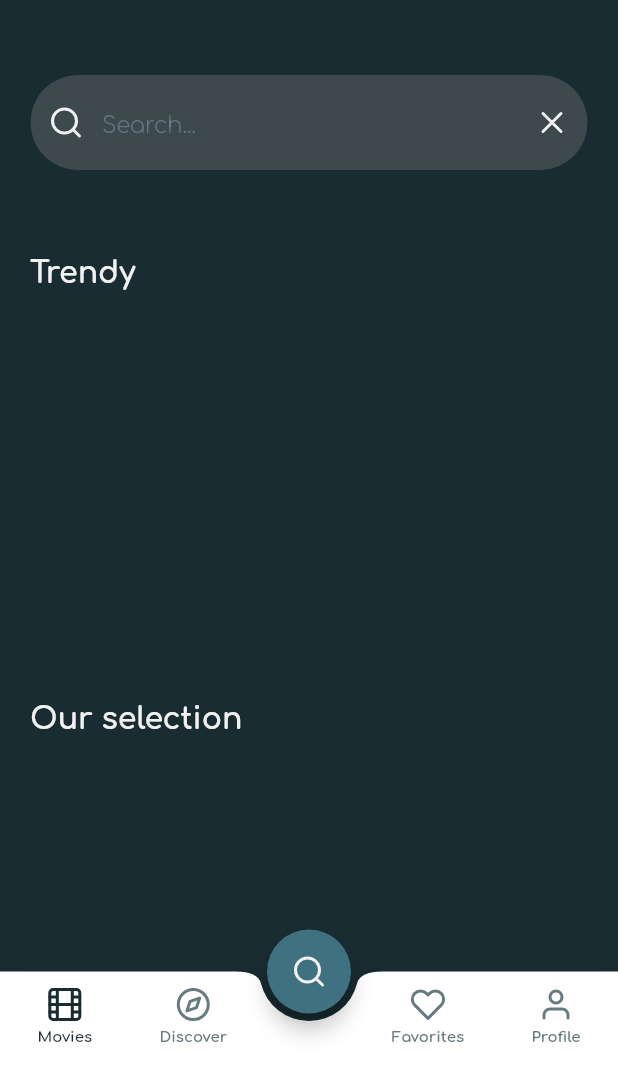
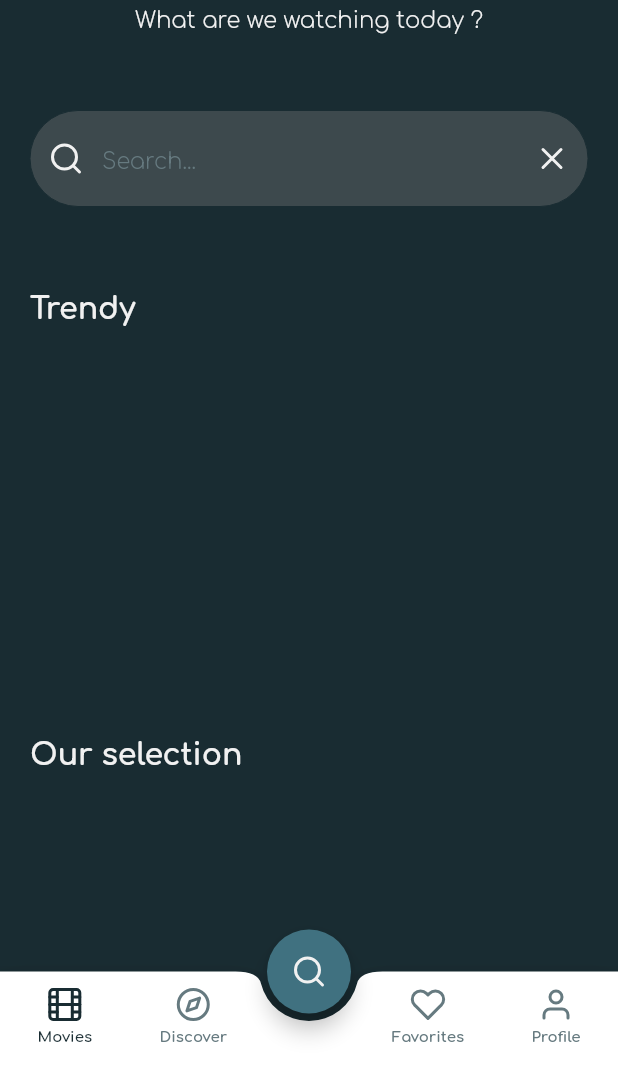
Before and after one commit to Vavart/cineflix, a Flutter app: the screen it shows after launch, on a phone screen of 412 x 824 dp, the part 167-1236 px from its top. Run offline on Flutter 3.47's test engine with Material 2 defaults, Android fonts, the phone set to English and light mode, and no system bars; drawn by our look-alikes of sticky_headers; our stand-ins replace cached_network_image, feather_icons, flutter_dotenv, share_plus, shared_preferences, youtube_player_flutter; statements that could not run were skipped.

```diff
--- a/lib/pages/movies.dart
+++ b/lib/pages/movies.dart
@@ -37,7 +37,7 @@ class MoviesState extends State<Movies> {
   }
 
   // Selected movies id
-  final selectedMoviesId = [550, 1372, 78, 24, 324825];
+  final selectedMoviesId = [550, 1372, 78, 393, 324825];
 
   // Selected & trendy movies
   List<Movie> trendyMovies = [];
@@ -155,9 +155,17 @@ class MoviesState extends State<Movies> {
   Widget _renderAppTitle() {
     return Container(
       margin: const EdgeInsets.only(top: BaseStyles.spacing_2),
-      child: Text(
-        "Cineflix",
-        style: BaseStyles.appTitle,
+      child: Column(
+        children: [
+          Text(
+            "Cineflix",
+            style: BaseStyles.appTitle,
+          ),
+          Text(
+            "What are we watching today ?",
+            style: BaseStyles.text,
+          ),
+        ],
       ),
     );
   }
```
Also changed, not shown: lib/pages/movie_detail.dart (+24 -9 lines), assets/images/no_movie_video_error_preview.png (added).
